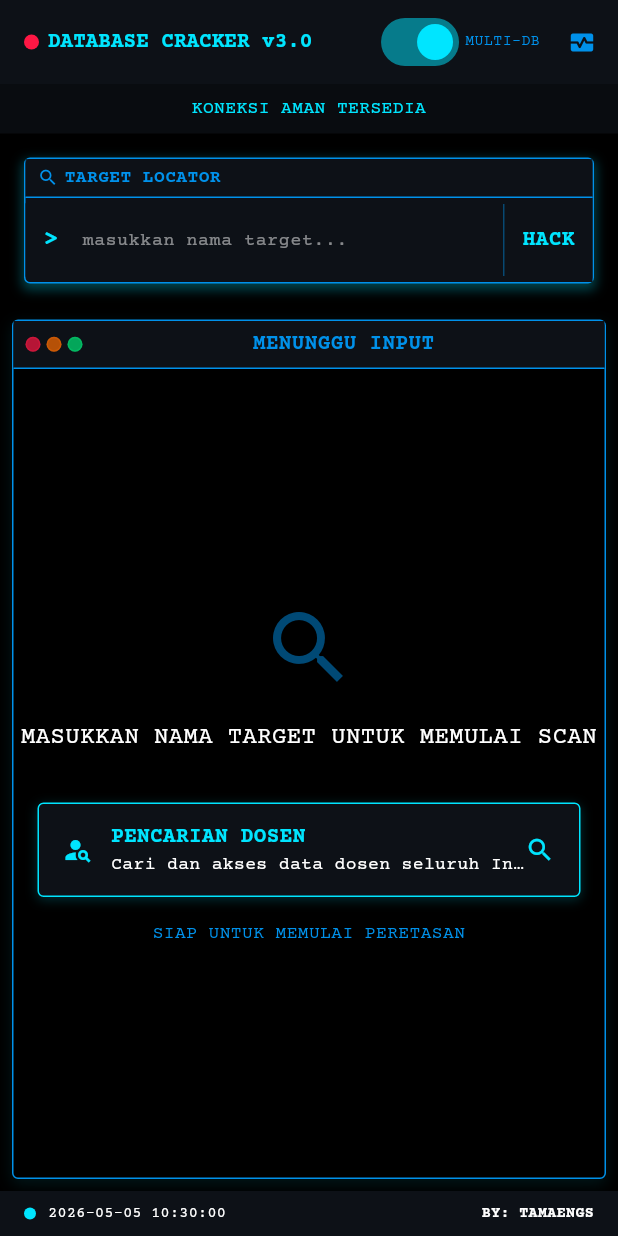
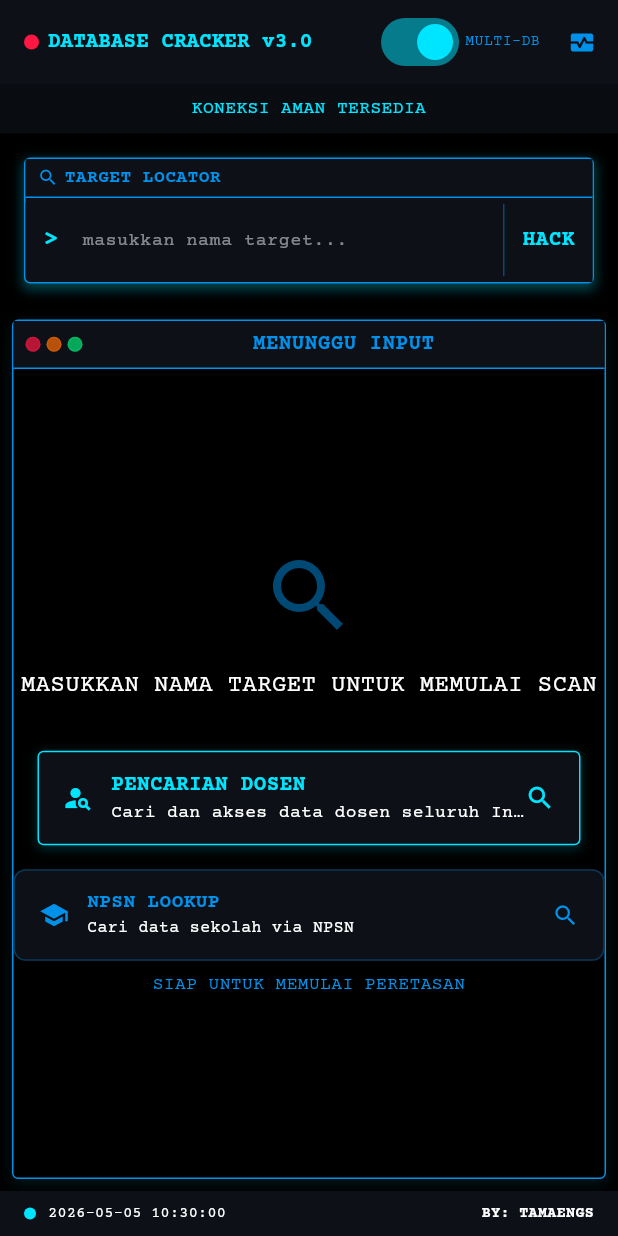
Before and after one commit to el-pablos/DB-Cracker, a Flutter app: the screen it shows after launch, on a phone screen of 412 x 824 dp. Run offline on Flutter 3.47's test engine with Material 3 defaults, Android fonts, the phone set to English and light mode, and no system bars.

Commit message:
add: tambah screen pencarian sekolah npsn dengan route dan tombol akses dari home

```diff
--- a/lib/main.dart
+++ b/lib/main.dart
@@ -8,6 +8,7 @@ import 'screens/pt_detail_screen.dart';
 import 'screens/dosen_search_screen_new.dart';
 import 'screens/dosen_detail_screen.dart';
 import 'screens/health_screen.dart';
+import 'screens/sekolah_screen.dart';
 import 'api/api_factory.dart';
 import 'utils/constants.dart';
 
@@ -94,6 +95,7 @@ class MyApp extends StatelessWidget {
           '/prodi/search': (context) => const ProdiSearchScreen(),
           '/dosen/search': (context) => const DosenSearchScreenNew(),
           '/health': (context) => const HealthScreen(),
+          '/sekolah': (context) => const SekolahLookupScreen(),
         },
         // Untuk routes yang membutuhkan parameter
         onGenerateRoute: (settings) {
--- a/lib/screens/home_screen.dart
+++ b/lib/screens/home_screen.dart
@@ -577,6 +577,41 @@ class _HomeScreenState extends State<HomeScreen> with SingleTickerProviderStateM
                               const DosenSearchButton(),
 
                               const SizedBox(height: 8),
+                              // Tombol NPSN Lookup
+                              InkWell(
+                                onTap: () => Navigator.pushNamed(context, '/sekolah'),
+                                child: Container(
+                                  padding: const EdgeInsets.symmetric(horizontal: 16, vertical: 12),
+                                  decoration: BoxDecoration(
+                                    color: CtOSColors.surface,
+                                    borderRadius: BorderRadius.circular(8),
+                                    border: Border.all(color: CtOSColors.secondary.withValues(alpha: 0.3)),
+                                  ),
+                                  child: const Row(
+                                    children: [
+                                      Icon(Icons.school, color: CtOSColors.secondary, size: 20),
+                                      SizedBox(width: 12),
+                                      Expanded(
+                                        child: Column(
+                                          crossAxisAlignment: CrossAxisAlignment.start,
+                                          children: [
+                                            Text('NPSN LOOKUP', style: TextStyle(
+                                              color: CtOSColors.secondary, fontFamily: 'Courier',
+                                              fontSize: 13, fontWeight: FontWeight.bold,
+                                            )),
+                                            Text('Cari data sekolah via NPSN', style: TextStyle(
+                                              color: CtOSColors.textPrimary, fontFamily: 'Courier', fontSize: 11,
+                                            )),
+                                          ],
+                                        ),
+                                      ),
+                                      Icon(Icons.search, color: CtOSColors.secondary, size: 18),
+                                    ],
+                                  ),
+                                ),
+                              ),
+
+                              const SizedBox(height: 8),
                               const Text(
                                 "SIAP UNTUK MEMULAI PERETASAN",
                                 style: TextStyle(
```
Also changed, not shown: lib/screens/sekolah_screen.dart (added, +224 -0 lines).
